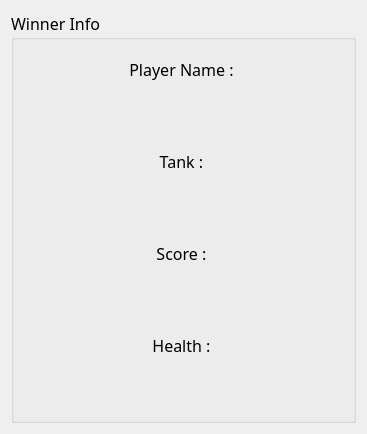
Before: the Qt Designer form winnerinfo.ui in ehsankhani/TANKS_BATTLE, drawn with Qt 5.
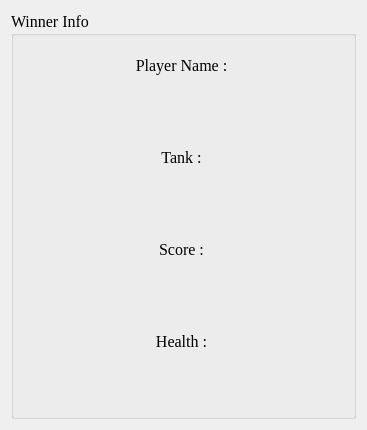
After: the same form once the commit is applied.

Patch:
```diff
--- a/winnerinfo.ui
+++ b/winnerinfo.ui
@@ -12,7 +12,7 @@
   </property>
   <property name="font">
    <font>
-    <family>B Titr</family>
+    <family>Times New Roman</family>
     <pointsize>12</pointsize>
    </font>
   </property>
```
